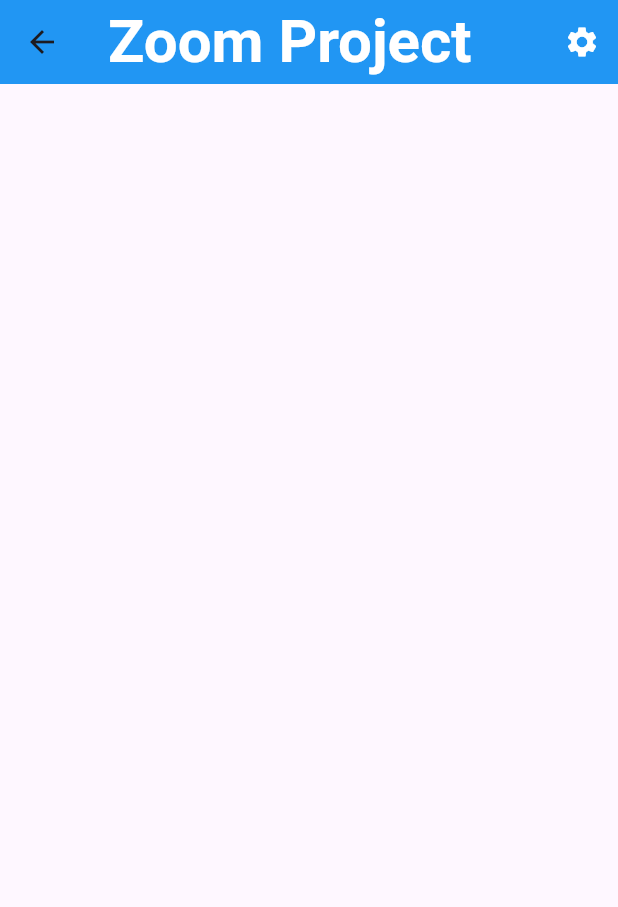
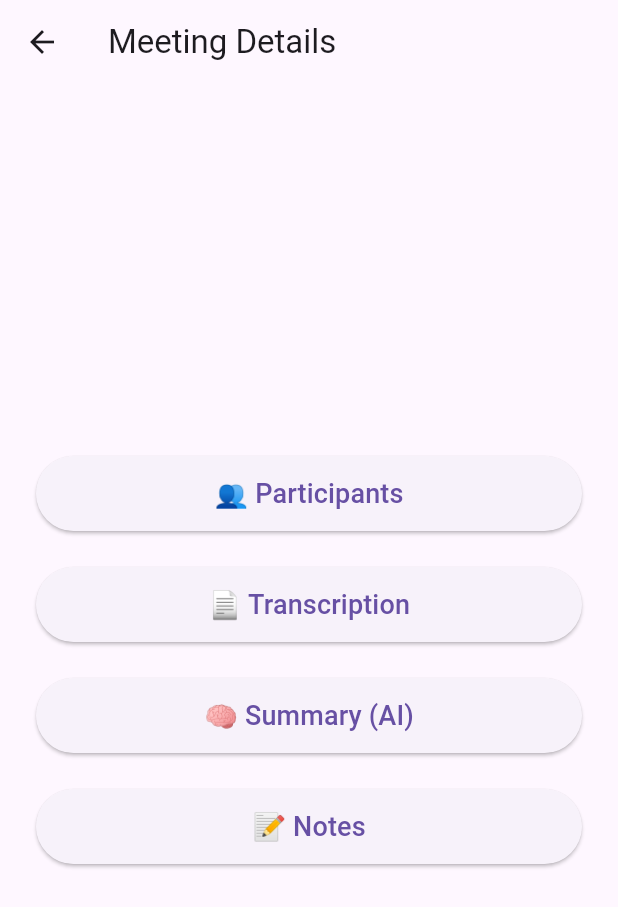
Before and after one commit to Ahmetlrd/zoom_ai_project, a Flutter app: the HomePage screen opened by its route, after a tap on "Meeting Details", on a phone screen of 412 x 824 dp. Shown: the top 907 px of the screen. Run offline on Flutter 3.47's test engine with Material 3 defaults, Android fonts, the phone set to English and light mode, and no system bars; our stand-ins replace flutter_riverpod, go_router.

Commit message:
Çoğu sayfa arayüzü tamamlandı

```diff
--- a/flutter_app/lib/features/home/home_page.dart
+++ b/flutter_app/lib/features/home/home_page.dart
@@ -21,12 +21,12 @@ class HomePage extends StatelessWidget {
               _buildCard(
                 icon: Icons.calendar_today,
                 label: "Meeting List",
-                onTap: () => context.push('/meetings'),
+                onTap: () => context.push('/meetinglist'),
               ),
               _buildCard(
                 icon: Icons.connect_without_contact,
                 label: "Meeting Details",
-                onTap: () => context.push('/saved'),
+                onTap: () => context.push('/meetingdetailpage'),
               ),
               _buildCard(
                 icon: Icons.auto_awesome,
@@ -35,8 +35,8 @@ class HomePage extends StatelessWidget {
               ),
               _buildCard(
                 icon: Icons.note,
-                label: "Notes",
-                onTap: () => context.push('/notes'),
+                label: "Saved Summaries",
+                onTap: () => context.push('/saved'),
               ),
             ],
           ),
--- a/flutter_app/lib/features/home/login.dart
+++ b/flutter_app/lib/features/home/login.dart
@@ -48,8 +48,8 @@ class Login extends StatelessWidget {
                     ),
                   ),
                   child: const Text(
-                    "Login",
-                    style: TextStyle(fontSize: 16, color: Colors.white),
+                    "Login with zoom",
+                    style: TextStyle(fontSize: 20, color: Colors.white),
                   ),
                 ),
               ),
--- /dev/null
+++ b/flutter_app/lib/features/home/meetingdetailpage.dart
@@ -0,0 +1,41 @@
+import 'package:flutter/material.dart';
+
+class MeetingDetailPage extends StatelessWidget {
+  const MeetingDetailPage({super.key});
+
+  @override
+  Widget build(BuildContext context) {
+    return Scaffold(
+      appBar: AppBar(
+        title: const Text("Meeting Details"),
+      ),
+      body: Padding(
+        padding: const EdgeInsets.all(24.0),
+        child: Column(
+          mainAxisAlignment: MainAxisAlignment.center,
+          children: [
+            _buildOption(context, "👥 Participants"),
+            _buildOption(context, "📄 Transcription"),
+            _buildOption(context, "🧠 Summary (AI)"),
+            _buildOption(context, "📝 Notes"),
+          ],
+        ),
+      ),
+    );
+  }
+
+  Widget _buildOption(BuildContext context, String label) {
+    return Padding(
+      padding: const EdgeInsets.symmetric(vertical: 12.0),
+      child: ElevatedButton(
+        style: ElevatedButton.styleFrom(minimumSize: const Size.fromHeight(50)),
+        onPressed: () {
+          ScaffoldMessenger.of(context).showSnackBar(
+            SnackBar(content: Text("Clicked: $label")),
+          );
+        },
+        child: Text(label, style: const TextStyle(fontSize: 18)),
+      ),
+    );
+  }
+}
--- a/flutter_app/lib/features/home/notes.dart
+++ b/flutter_app/lib/features/home/meetinglist.dart
@@ -1,8 +1,8 @@
 import 'package:flutter/material.dart';
 import 'package:flutter_app/features/home/utility.dart';
 
-class Notes extends StatelessWidget {
-  const Notes({super.key});
+class Meetinglist extends StatelessWidget {
+  const Meetinglist({super.key});
 
   @override
   Widget build(BuildContext context) {
```
Also changed, not shown: flutter_app/lib/features/home/meetings.dart (deleted, +0 -11 lines), flutter_app/lib/features/home/settings.dart (+12 -3 lines), flutter_app/lib/routes.dart (+11 -6 lines), flutter_app/lib/features/home/saved.dart (line endings or trailing spaces).
